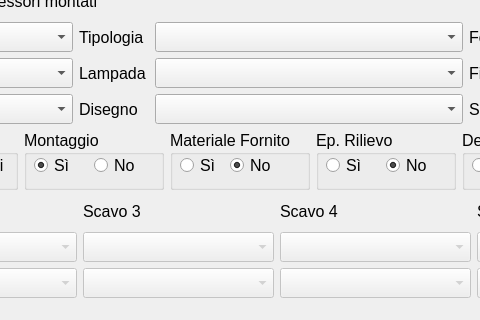
The window that Tomb.ui (LuigiCaradonna/funeraria) describes before a commit, drawn with Qt 5; both pictures show x 323 to 803 and y 114 to 434 of the 1200 by 690 pixel window.
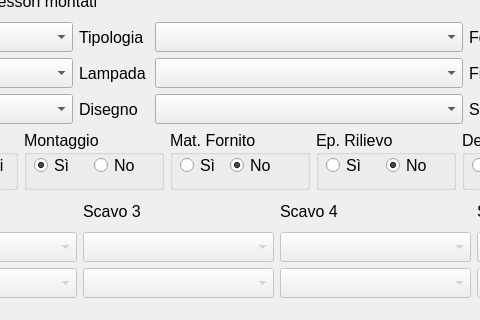
The same window after the commit.

Commit message: Label text shortened

What changed in the file:
```diff
--- a/Tomb.ui
+++ b/Tomb.ui
@@ -995,7 +995,7 @@
           </size>
          </property>
          <property name="title">
-          <string>Materiale Fornito</string>
+          <string>Mat. Fornito</string>
          </property>
          <widget class="QRadioButton" name="rbMProvYes">
           <property name="geometry">
```
The commit also changes 1 other file.
